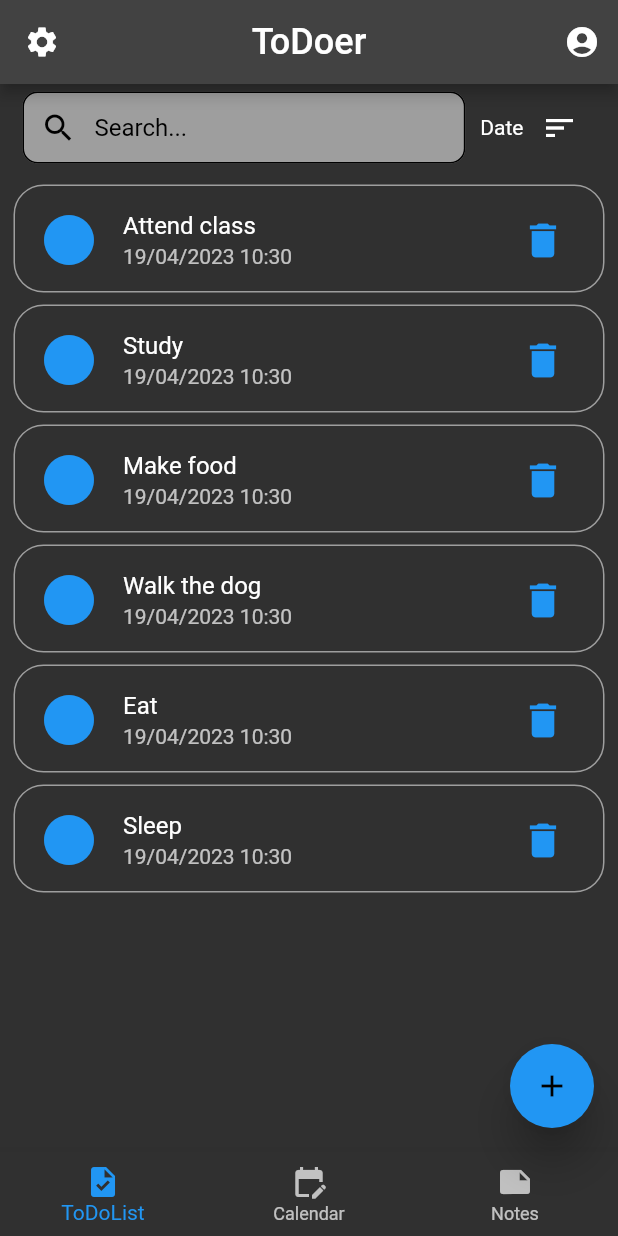
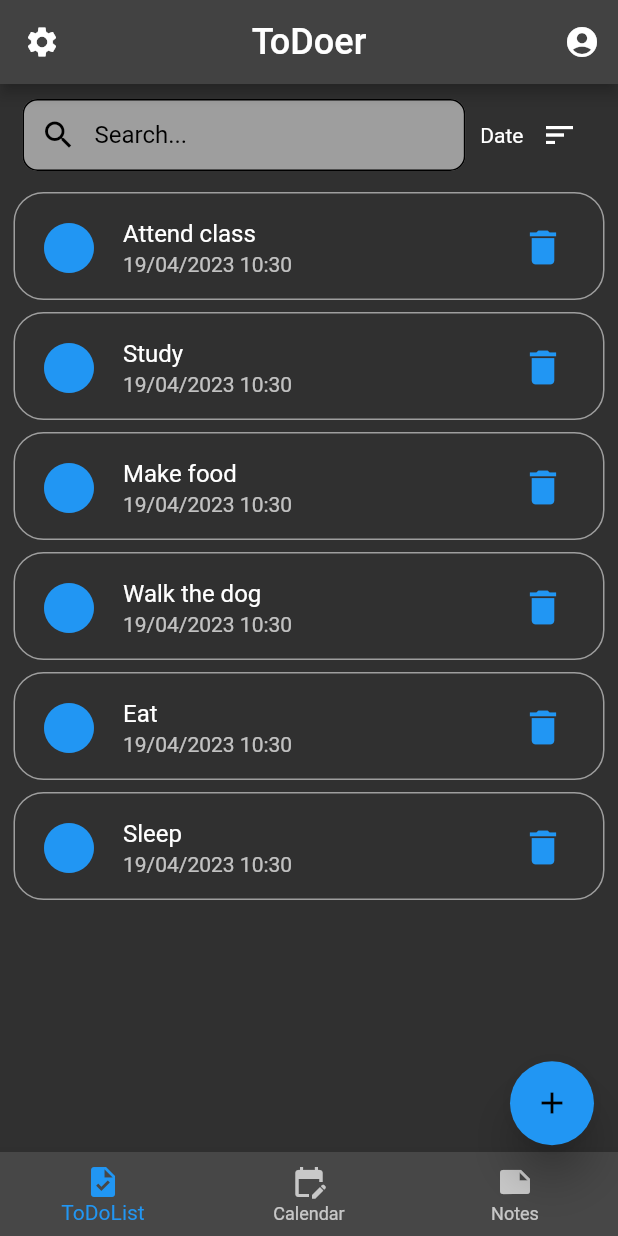
Before and after one commit to dtuukkanen/ToDo, a Flutter app: the screen it shows after launch, on a phone screen of 412 x 824 dp. Run offline on Flutter 3.47's test engine with Material 2 defaults, Android fonts, the phone set to English and light mode, and no system bars.

Commit message:
Small UI changes

```diff
--- a/lib/main.dart
+++ b/lib/main.dart
@@ -115,10 +115,11 @@ class _MainAppState extends State<MainApp> {
         debugShowCheckedModeBanner: false,
         theme: ThemeData.dark(),
         home: Scaffold(
+          extendBody: true,
             appBar: topBar(context),
             body: Container(
                 margin: const EdgeInsets.only(
-                    bottom: 80.0, left: 5.0, right: 5.0, top: 5.0),
+                    bottom: 60.0, left: 5.0, right: 5.0, top: 5.0),
                 child: Column(
                   children: <Widget>[
                     searchAndSortBar(),
@@ -131,7 +132,11 @@ class _MainAppState extends State<MainApp> {
                   ],
                 )),
             bottomNavigationBar: bottomNavigationBar(context),
-            floatingActionButton: floatingActionButton()));
+            floatingActionButton: Align(
+              alignment: const Alignment(1, 1.03),
+              child: floatingActionButton(),)
+            )
+            );
   }
 
   AppBar topBar(BuildContext context) {
@@ -162,6 +167,7 @@ class _MainAppState extends State<MainApp> {
 
   BottomNavigationBar bottomNavigationBar(BuildContext context) {
     return BottomNavigationBar(
+      backgroundColor: const Color.fromARGB(255, 71, 71, 71),
       selectedItemColor: Colors.blue,
       items: const [
         BottomNavigationBarItem(
@@ -182,7 +188,7 @@ class _MainAppState extends State<MainApp> {
 
   Widget searchAndSortBar() {
     return Container(
-      margin: const EdgeInsets.only(left: 10.0, right: 10.0),
+      margin: const EdgeInsets.only(left: 10.0, right: 10.0, top: 5),
       child: Row(
         children: <Widget>[
           const Expanded(
```
